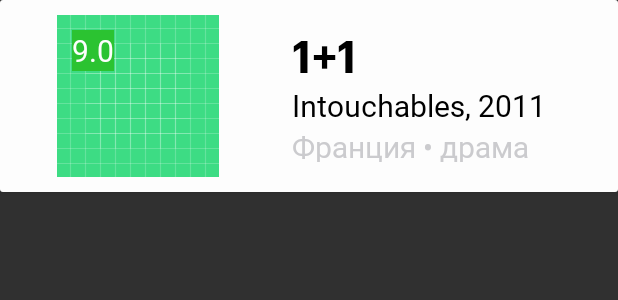
After one commit to Mason10q/AvitoTest, an Android app: the layout item_title.xml on its own in the app's theme, with its tools: preview values and no code run, on a phone screen of 412 x 824 dp. The commit adds this screen. Shown: the top 300 px of the screen. Run offline under Robolectric (Android 15) with nearby library versions, the phone set to English and light mode, and no system bars.

Commit message:
Added titles list screen

```diff
--- /dev/null
+++ b/app/src/main/res/layout/item_title.xml
@@ -0,0 +1,78 @@
+<?xml version="1.0" encoding="utf-8"?>
+<androidx.cardview.widget.CardView xmlns:android="http://schemas.android.com/apk/res/android"
+    xmlns:app="http://schemas.android.com/apk/res-auto"
+    style="@style/MatchParentWrapContent">
+
+    <androidx.constraintlayout.widget.ConstraintLayout
+        style="@style/MatchParent"
+        android:background="@color/white">
+
+        <androidx.constraintlayout.widget.ConstraintLayout
+            android:id="@+id/poster"
+            style="@style/WrapContent"
+            android:layout_marginVertical="10dp"
+            app:layout_constraintBottom_toBottomOf="parent"
+            app:layout_constraintEnd_toStartOf="@id/info"
+            app:layout_constraintStart_toStartOf="parent"
+            app:layout_constraintTop_toTopOf="parent">
+
+            <ImageView
+                android:id="@+id/poster_image"
+                style="@style/MatchParent"
+                android:src="@drawable/ic_launcher_background"
+                app:layout_constraintBottom_toBottomOf="parent"
+                app:layout_constraintEnd_toEndOf="parent"
+                app:layout_constraintStart_toStartOf="parent"
+                app:layout_constraintTop_toTopOf="parent"
+                android:contentDescription="asd" />
+
+            <TextView
+                android:id="@+id/title_rating"
+                style="@style/Text.Additional.White"
+                android:layout_margin="10dp"
+                android:background="@color/green"
+                android:text="9.0"
+                app:layout_constraintHorizontal_bias="0.0"
+                app:layout_constraintVertical_bias="0.0"
+                app:layout_constraintBottom_toBottomOf="parent"
+                app:layout_constraintEnd_toEndOf="parent"
+                app:layout_constraintStart_toStartOf="parent"
+                app:layout_constraintTop_toTopOf="parent"/>
+
+        </androidx.constraintlayout.widget.ConstraintLayout>
+
+
+
+        <LinearLayout
+            android:id="@+id/info"
+            style="@style/WrapContent0dp"
+            android:layout_marginVertical="20dp"
+            android:layout_marginHorizontal="10dp"
+            app:layout_constraintBottom_toBottomOf="parent"
+            app:layout_constraintEnd_toEndOf="parent"
+            app:layout_constraintStart_toEndOf="@id/poster"
+            app:layout_constraintTop_toTopOf="parent"
+            android:orientation="vertical">
+
+            <TextView
+                android:id="@+id/title_name"
+                style="@style/Text.Title"
+                android:text="1+1"/>
+
+            <TextView
+                android:id="@+id/title_name_year"
+                style="@style/Text.Additional.Black"
+                android:text="Intouchables, 2011"/>
+
+            <TextView
+                android:id="@+id/title_country_genre"
+                style="@style/Text.Additional.Silver"
+                android:inputType="textMultiLine"
+                android:text="Франция • драма"/>
+
+        </LinearLayout>
+
+    </androidx.constraintlayout.widget.ConstraintLayout>
+
+
+</androidx.cardview.widget.CardView>
--- a/app/src/main/res/values/colors.xml
+++ b/app/src/main/res/values/colors.xml
@@ -1,7 +1,9 @@
 <?xml version="1.0" encoding="utf-8"?>
 <resources>
     <color name="black">#FF000000</color>
-    <color name="white">#FFFFFFFF</color>
+    <color name="white">#FEFEFEFE</color>
+    <color name="silver">#CBCBCE</color>
+    <color name="green">#2BC331</color>
 
     <color name="splash_orange">#FF5500</color>
     <color name="splash_green">#BDF700</color>
--- /dev/null
+++ b/app/src/main/res/values/dimens.xml
@@ -0,0 +1,7 @@
+<?xml version="1.0" encoding="utf-8"?>
+<resources>
+
+    <dimen name="title_text_size">30sp</dimen>
+    <dimen name="additional_text_size">20sp</dimen>
+
+</resources>
--- a/app/src/main/res/values/strings.xml
+++ b/app/src/main/res/values/strings.xml
@@ -1,3 +1,7 @@
 <resources>
     <string name="app_name">AvitoTest</string>
+
+    <string name="name_year">%1$s, %2$d</string>
+    <string name="country_genre">%1$s • %2$s</string>
+
 </resources>
--- a/app/src/main/res/values/styles.xml
+++ b/app/src/main/res/values/styles.xml
@@ -31,4 +31,30 @@
         <item name="android:layout_height">0dp</item>
     </style>
 
+
+    <style name="Text" parent="MatchParentWrapContent"/>
+
+    <style name="Text.Title">
+        <item name="android:textSize">@dimen/title_text_size</item>
+        <item name="android:fontFamily">@font/kinopoisk_lc</item>
+        <item name="android:textColor">@color/black</item>
+    </style>
+
+    <style name="Text.Additional">
+        <item name="android:textSize">@dimen/additional_text_size</item>
+        <item name="android:fontFamily">@font/roboto_regular</item>
+    </style>
+
+    <style name="Text.Additional.Black">
+        <item name="android:textColor">@color/black</item>
+    </style>
+
+    <style name="Text.Additional.White">
+        <item name="android:textColor">@color/white</item>
+    </style>
+
+    <style name="Text.Additional.Silver">
+        <item name="android:textColor">@color/silver</item>
+    </style>
+
 </resources>
```
Also changed, not shown: app/src/main/java/ru/avito/avitotest/network/dtos/TitleDto.kt (+9 -7 lines), app/src/main/java/ru/avito/avitotest/titleList/data/TitleListRepository.kt (added, +10 -0 lines), app/src/main/java/ru/avito/avitotest/titleList/data/TitleListRepositoryImpl.kt (added, +12 -0 lines), app/src/main/java/ru/avito/avitotest/titleList/di/TitleListComponent.kt (added, +20 -0 lines), app/src/main/java/ru/avito/avitotest/titleList/di/TitleListModule.kt (added, +34 -0 lines), app/src/main/java/ru/avito/avitotest/titleList/model/TitleListUseCase.kt (added, +10 -0 lines), app/src/main/java/ru/avito/avitotest/titleList/model/TitleListUseCaseImpl.kt (added, +20 -0 lines), app/src/main/java/ru/avito/avitotest/titleList/model/TitleMapper.kt (added, +19 -0 lines), app/src/main/java/ru/avito/avitotest/titleList/model/entities/Title.kt (added, +11 -0 lines), app/src/main/java/ru/avito/avitotest/titleList/ui/TitleListAdapter.kt (added, +40 -0 lines), app/src/main/java/ru/avito/avitotest/titleList/ui/TitleListFragment.kt (added, +47 -0 lines), app/src/main/java/ru/avito/avitotest/titleList/ui/TitleListViewModel.kt (added, +23 -0 lines), app/src/main/res/layout/fragment_titles_list.xml (added, +15 -0 lines), app/src/main/res/font/kinopoisk_lc.ttf (added), 1 more files.
